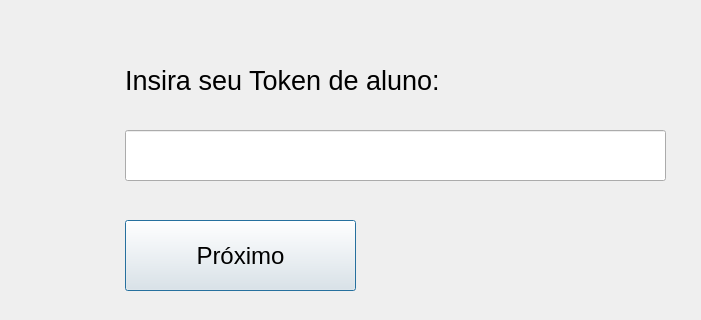
Above: UI/tela_inicial.ui from Thuripa/Urna_Eletronica_CEIT before the change; both pictures show x 165 to 866 and y 170 to 490 of the 866 by 600 pixel window. Below: the same form after it.
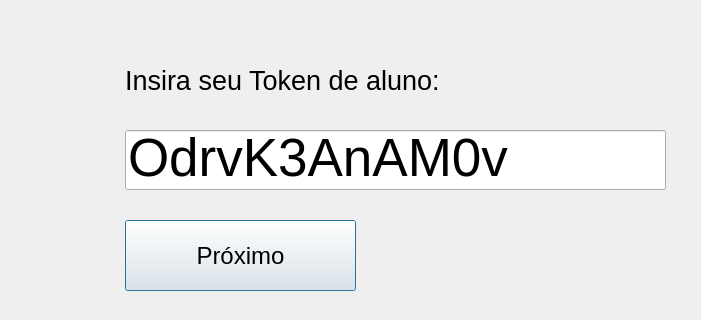
That is the form after the change. Icons and pictures are not drawn.

What changed in the file:
```diff
--- a/UI/tela_inicial.ui
+++ b/UI/tela_inicial.ui
@@ -69,7 +69,7 @@
      <x>290</x>
      <y>300</y>
      <width>541</width>
-     <height>51</height>
+     <height>60</height>
     </rect>
    </property>
    <property name="font">
@@ -78,7 +78,7 @@
     </font>
    </property>
    <property name="text">
-    <string/>
+    <string>OdrvK3AnAM0v</string>
    </property>
    <property name="maxLength">
     <number>12</number>
```
